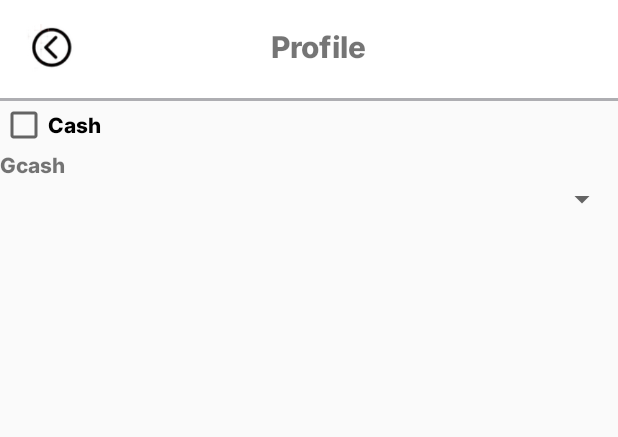
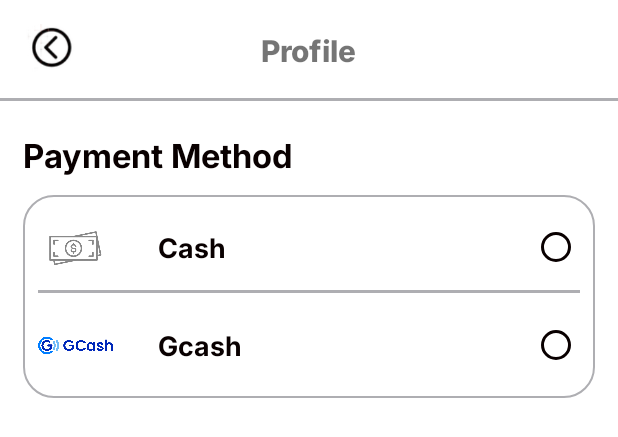
Before and after one commit to MigzReyes/Build-Your-Own-Meal, an Android app: the layout activity_payment_method.xml on its own in the app's theme, with its tools: preview values and no code run, on a phone screen of 412 x 824 dp. Shown: the top 437 px of the screen. Run offline under Robolectric (Android 15) with nearby library versions, the phone set to English and light mode, and no system bars.

Commit message:
MIGZ REYES
CHANGES

- Updated activity_checkout.xml
- Updated activity_payment_method.xml
- Updated checkout.java
- Updated paymentMethod.java
- Fix sidebartoolbar.xml

```diff
--- a/app/src/main/res/drawable/bot_border.xml
+++ b/app/src/main/res/drawable/bot_border.xml
@@ -12,7 +12,7 @@
             <!-- setting the thickness of shadow (positive value will give shadow on that side) -->
 
             <padding
-                android:bottom="1dp"
+                android:bottom="2dp"
                 android:left="0dp"
                 android:right="0dp"
                 android:top="0dp" />
--- a/app/src/main/res/drawable/pick_up_options_bg.xml
+++ b/app/src/main/res/drawable/pick_up_options_bg.xml
@@ -2,6 +2,7 @@
 <shape xmlns:android="http://schemas.android.com/apk/res/android">
 
     <corners android:radius="20dp" />
+    <solid android:color="@color/white" />
     <stroke android:width="1dp" android:color="@color/lightGreyLetters" />
 
 </shape>
--- a/app/src/main/res/layout/activity_payment_method.xml
+++ b/app/src/main/res/layout/activity_payment_method.xml
@@ -5,6 +5,8 @@
     android:id="@+id/main"
     android:layout_width="match_parent"
     android:layout_height="match_parent"
+    android:background="@color/white"
+    android:fitsSystemWindows="true"
     tools:context=".paymentMethod">
 
     <LinearLayout
@@ -31,28 +33,98 @@
         app:layout_constraintTop_toBottomOf="@+id/linearLayout9"
         app:layout_constraintVertical_bias="0.5">
 
-        <CheckBox
-            android:id="@+id/cash"
-            android:layout_width="match_parent"
-            android:layout_height="wrap_content"
-            android:text="@string/cash" />
-
         <LinearLayout
             android:layout_width="match_parent"
             android:layout_height="wrap_content"
+            android:layout_marginVertical="20dp"
+            android:layout_marginHorizontal="15dp"
             android:orientation="vertical">
 
             <TextView
                 android:id="@+id/textView6"
                 android:layout_width="match_parent"
                 android:layout_height="wrap_content"
-                android:text="@string/gcash" />
+                android:layout_marginBottom="10dp"
+                android:text="@string/paymentMethod"
+                android:textColor="@color/blackBoldLetters"
+                android:fontFamily="@font/inter_18pt_bold"
+                android:textSize="22sp"/>
 
-            <Spinner
-                android:id="@+id/dropdown"
+            <RadioGroup
                 android:layout_width="match_parent"
-                android:layout_height="wrap_content" />
+                android:layout_height="match_parent"
+                android:background="@drawable/pick_up_options_bg"
+                android:paddingHorizontal="10dp"
+                android:paddingVertical="10dp">
 
+                <LinearLayout
+                    android:layout_width="match_parent"
+                    android:layout_height="wrap_content"
+                    android:background="@drawable/bot_border"
+                    android:paddingBottom="5dp"
+                    android:layout_marginBottom="10dp"
+                    android:orientation="horizontal">
+
+                    <ImageView
+                        android:id="@+id/imageView22"
+                        android:layout_width="50dp"
+                        android:layout_height="50dp"
+                        android:layout_gravity="center_vertical"
+                        app:srcCompat="@drawable/cashicon" />
+
+                    <TextView
+                        android:id="@+id/textView7"
+                        android:layout_width="0dp"
+                        android:layout_height="wrap_content"
+                        android:layout_gravity="center_vertical"
+                        android:layout_marginStart="30dp"
+                        android:layout_weight="1"
+                        android:text="@string/cash"
+                        android:textSize="18sp"
+                        android:textColor="@color/blackBoldLetters"
+                        android:fontFamily="@font/inter_18pt_bold"/>
+
+                    <RadioButton
+                        android:id="@+id/cash"
+                        android:layout_width="wrap_content"
+                        android:layout_height="wrap_content"
+                        android:layout_gravity="center_vertical"
+                        android:buttonTint="@color/blackBoldLetters"/>
+                </LinearLayout>
+
+                <LinearLayout
+                    android:layout_width="match_parent"
+                    android:layout_height="wrap_content"
+                    android:orientation="horizontal">
+
+                    <ImageView
+                        android:id="@+id/imageView23"
+                        android:layout_width="50dp"
+                        android:layout_height="50dp"
+                        android:layout_gravity="center_vertical"
+                        app:srcCompat="@drawable/gcash" />
+
+                    <TextView
+                        android:id="@+id/textView73"
+                        android:layout_width="0dp"
+                        android:layout_height="wrap_content"
+                        android:layout_marginStart="30dp"
+                        android:layout_gravity="center_vertical"
+                        android:layout_weight="1"
+                        android:text="@string/gcash"
+                        android:textColor="@color/blackBoldLetters"
+                        android:fontFamily="@font/inter_18pt_bold"
+                        android:textSize="18sp"/>
+
+                    <RadioButton
+                        android:id="@+id/gCash"
+                        android:layout_width="wrap_content"
+                        android:layout_height="wrap_content"
+                        android:layout_gravity="center_vertical"
+                        android:buttonTint="@color/blackBoldLetters"/>
+                </LinearLayout>
+
+            </RadioGroup>
         </LinearLayout>
     </LinearLayout>
 
--- a/app/src/main/res/layout/sidebartoolbar.xml
+++ b/app/src/main/res/layout/sidebartoolbar.xml
@@ -1,27 +1,27 @@
 <?xml version="1.0" encoding="utf-8"?>
-<LinearLayout xmlns:android="http://schemas.android.com/apk/res/android"
+<FrameLayout xmlns:android="http://schemas.android.com/apk/res/android"
     xmlns:app="http://schemas.android.com/apk/res-auto"
-        android:layout_width="match_parent"
-        android:layout_height="wrap_content"
-        android:background="@drawable/subtoolbar_bot_border"
-        android:paddingVertical="16dp"
-        android:paddingHorizontal="16dp"
-        android:orientation="horizontal">
+    android:layout_width="match_parent"
+    android:layout_height="wrap_content"
+    android:background="@drawable/subtoolbar_bot_border"
+    android:orientation="horizontal"
+    android:paddingHorizontal="16dp"
+    android:paddingVertical="16dp">
 
         <ImageView
             android:id="@+id/backBtn"
             android:layout_width="35dp"
             android:layout_height="35dp"
             android:layout_gravity="center_vertical"
-            app:srcCompat="@drawable/backicon" />
+            app:srcCompat="@drawable/backicon"/>
 
         <TextView
             android:id="@+id/sideFragName"
             android:layout_width="wrap_content"
             android:layout_height="wrap_content"
-            android:layout_marginStart="129dp"
+            android:layout_gravity="center"
             android:text="@string/profile"
-            android:textSize="20sp"/>
+            android:textSize="20sp" />
 
 
-</LinearLayout>
+</FrameLayout>
```
Also changed, not shown: app/src/main/java/com/example/buildyourownmeal/checkout.java (+33 -4 lines), app/src/main/java/com/example/buildyourownmeal/paymentMethod.java (+43 -4 lines), app/src/main/res/layout/activity_checkout.xml (+4 -3 lines), app/src/main/res/layout/activity_log_in.xml (+0 -9 lines).
